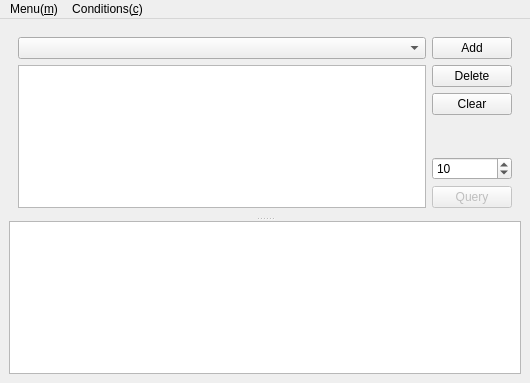
degarashi/PoseSearch, file mainwindow.ui: the form before one commit.
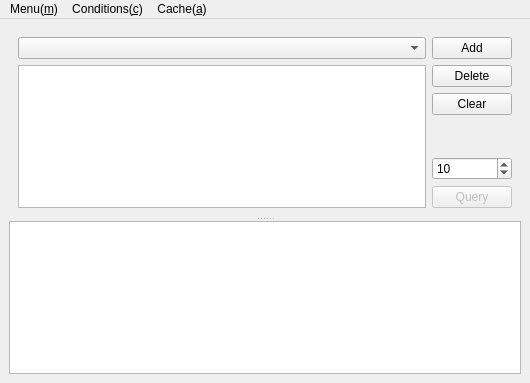
The form after the commit. Custom widgets are drawn as their Qt base class.

Commit message: [add] ブラックリスト削除機能追加とUIメニュー再編

```diff
--- a/mainwindow.ui
+++ b/mainwindow.ui
@@ -154,8 +154,16 @@
     <addaction name="actionConditionSave_s"/>
     <addaction name="actionConditionLoad_l"/>
    </widget>
+   <widget class="QMenu" name="menuCache_a">
+    <property name="title">
+     <string>Cache(&amp;a)</string>
+    </property>
+    <addaction name="actionDelete_Thumbnails_d"/>
+    <addaction name="actionDelete_Blacklist_B"/>
+   </widget>
    <addaction name="menuMenu_m"/>
    <addaction name="menuConditions_c"/>
+   <addaction name="menuCache_a"/>
   </widget>
   <action name="actionQuit_q">
    <property name="text">
```
Left out of the diff: 24 changed lines with no effect on the pictures. The commit also changes 2 other files.
